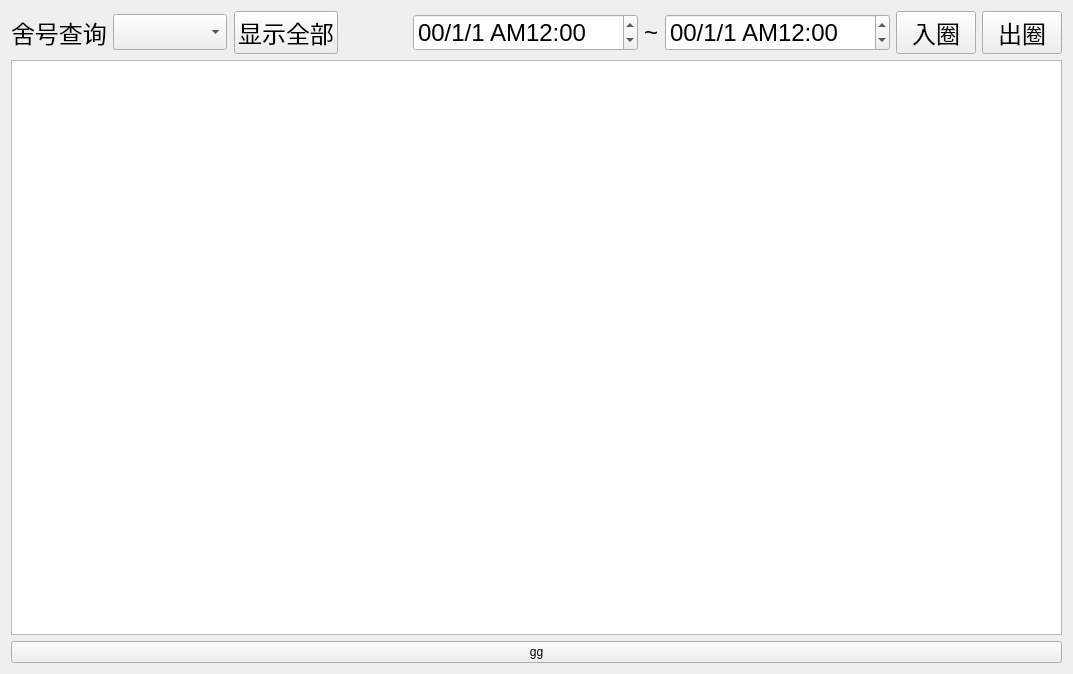
Before: the Qt Designer form goatqueryform.ui in po-ppy/Goat, drawn with Qt 5.
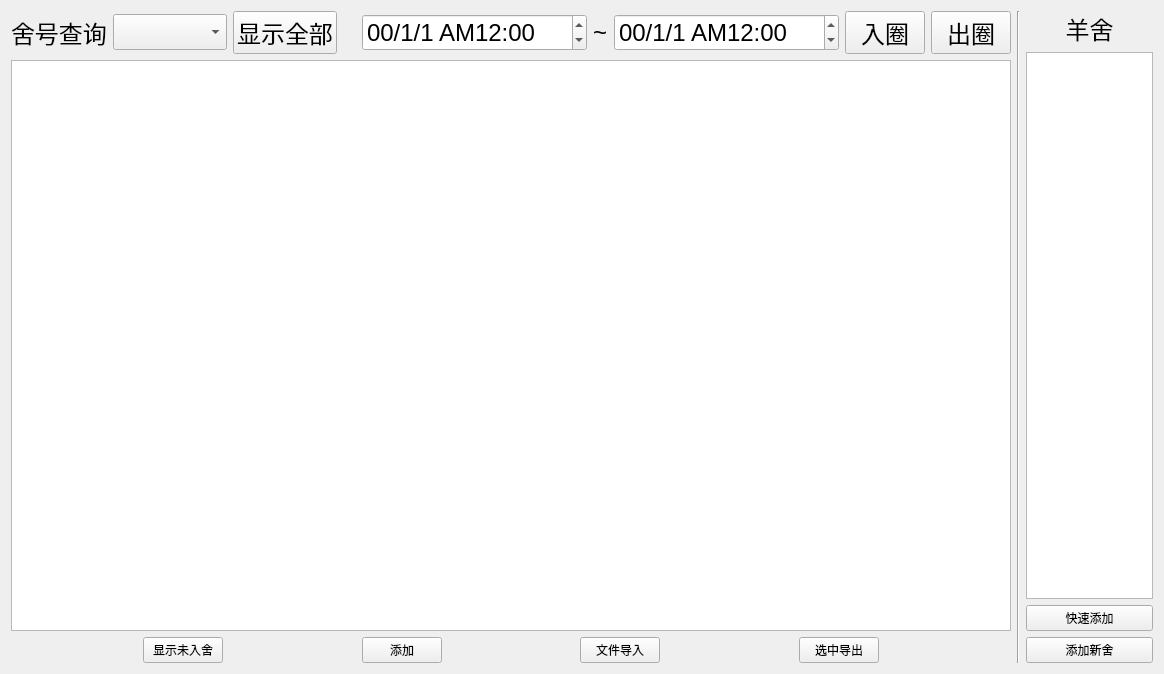
After: the same form once the commit is applied.

Patch:
```diff
--- a/goatqueryform.ui
+++ b/goatqueryform.ui
@@ -6,13 +6,17 @@
    <rect>
     <x>0</x>
     <y>0</y>
-    <width>1073</width>
+    <width>1164</width>
     <height>674</height>
    </rect>
   </property>
   <property name="windowTitle">
    <string>Form</string>
   </property>
+  <layout class="QVBoxLayout" name="verticalLayout_3">
+   <item>
+    <layout class="QHBoxLayout" name="horizontalLayout_5">
+     <item>
   <layout class="QVBoxLayout" name="verticalLayout">
    <item>
     <layout class="QHBoxLayout" name="horizontalLayout_3">
@@ -187,7 +191,7 @@
       <bool>true</bool>
      </property>
      <attribute name="horizontalHeaderVisible">
-      <bool>true</bool>
+          <bool>false</bool>
      </attribute>
      <attribute name="horizontalHeaderCascadingSectionResizes">
       <bool>true</bool>
@@ -207,11 +211,164 @@
     </widget>
    </item>
    <item>
+        <layout class="QHBoxLayout" name="horizontalLayout_4">
+         <item>
+          <spacer name="horizontalSpacer_6">
+           <property name="orientation">
+            <enum>Qt::Horizontal</enum>
+           </property>
+           <property name="sizeHint" stdset="0">
+            <size>
+             <width>40</width>
+             <height>20</height>
+            </size>
+           </property>
+          </spacer>
+         </item>
+         <item>
+          <widget class="QPushButton" name="showNoHouseGoatButton">
+           <property name="text">
+            <string>显示未入舍</string>
+           </property>
+          </widget>
+         </item>
+         <item>
+          <spacer name="horizontalSpacer_3">
+           <property name="orientation">
+            <enum>Qt::Horizontal</enum>
+           </property>
+           <property name="sizeHint" stdset="0">
+            <size>
+             <width>40</width>
+             <height>20</height>
+            </size>
+           </property>
+          </spacer>
+         </item>
+         <item>
+          <widget class="QPushButton" name="addGoatButton">
+           <property name="text">
+            <string>添加</string>
+           </property>
+          </widget>
+         </item>
+         <item>
+          <spacer name="horizontalSpacer_4">
+           <property name="orientation">
+            <enum>Qt::Horizontal</enum>
+           </property>
+           <property name="sizeHint" stdset="0">
+            <size>
+             <width>40</width>
+             <height>20</height>
+            </size>
+           </property>
+          </spacer>
+         </item>
+         <item>
+          <widget class="QPushButton" name="addFromFileButton">
+           <property name="text">
+            <string>文件导入</string>
+           </property>
+          </widget>
+         </item>
+         <item>
+          <spacer name="horizontalSpacer_5">
+           <property name="orientation">
+            <enum>Qt::Horizontal</enum>
+           </property>
+           <property name="sizeHint" stdset="0">
+            <size>
+             <width>40</width>
+             <height>20</height>
+            </size>
+           </property>
+          </spacer>
+         </item>
+         <item>
+          <widget class="QPushButton" name="exportButton">
+           <property name="text">
+            <string>选中导出</string>
+           </property>
+          </widget>
+         </item>
+         <item>
+          <spacer name="horizontalSpacer_7">
+           <property name="orientation">
+            <enum>Qt::Horizontal</enum>
+           </property>
+           <property name="sizeHint" stdset="0">
+            <size>
+             <width>40</width>
+             <height>20</height>
+            </size>
+           </property>
+          </spacer>
+         </item>
+        </layout>
+       </item>
+      </layout>
+     </item>
+     <item>
+      <widget class="Line" name="line">
+       <property name="orientation">
+        <enum>Qt::Vertical</enum>
+       </property>
+      </widget>
+     </item>
+     <item>
+      <layout class="QVBoxLayout" name="verticalLayout_2">
+       <item>
+        <widget class="QLabel" name="label_3">
+         <property name="font">
+          <font>
+           <pointsize>18</pointsize>
+          </font>
+         </property>
+         <property name="text">
+          <string>羊舍</string>
+         </property>
+         <property name="alignment">
+          <set>Qt::AlignCenter</set>
+         </property>
+         <property name="margin">
+          <number>5</number>
+         </property>
+        </widget>
+       </item>
+       <item>
+        <widget class="QTableView" name="houseIdTableView">
+         <property name="contextMenuPolicy">
+          <enum>Qt::CustomContextMenu</enum>
+         </property>
+         <attribute name="horizontalHeaderVisible">
+          <bool>false</bool>
+         </attribute>
+         <attribute name="horizontalHeaderCascadingSectionResizes">
+          <bool>true</bool>
+         </attribute>
+         <attribute name="verticalHeaderVisible">
+          <bool>false</bool>
+         </attribute>
+        </widget>
+       </item>
+       <item>
     <widget class="QPushButton" name="pushButton_4">
      <property name="text">
-      <string>gg</string>
-     </property>
-    </widget>
+          <string>快速添加</string>
+         </property>
+        </widget>
+       </item>
+       <item>
+        <widget class="QPushButton" name="addNewHosueButton">
+         <property name="text">
+          <string>添加新舍</string>
+         </property>
+        </widget>
+       </item>
+      </layout>
+     </item>
+    </layout>
    </item>
   </layout>
  </widget>
```
Lines whose indentation alone changed are shown as unchanged.
